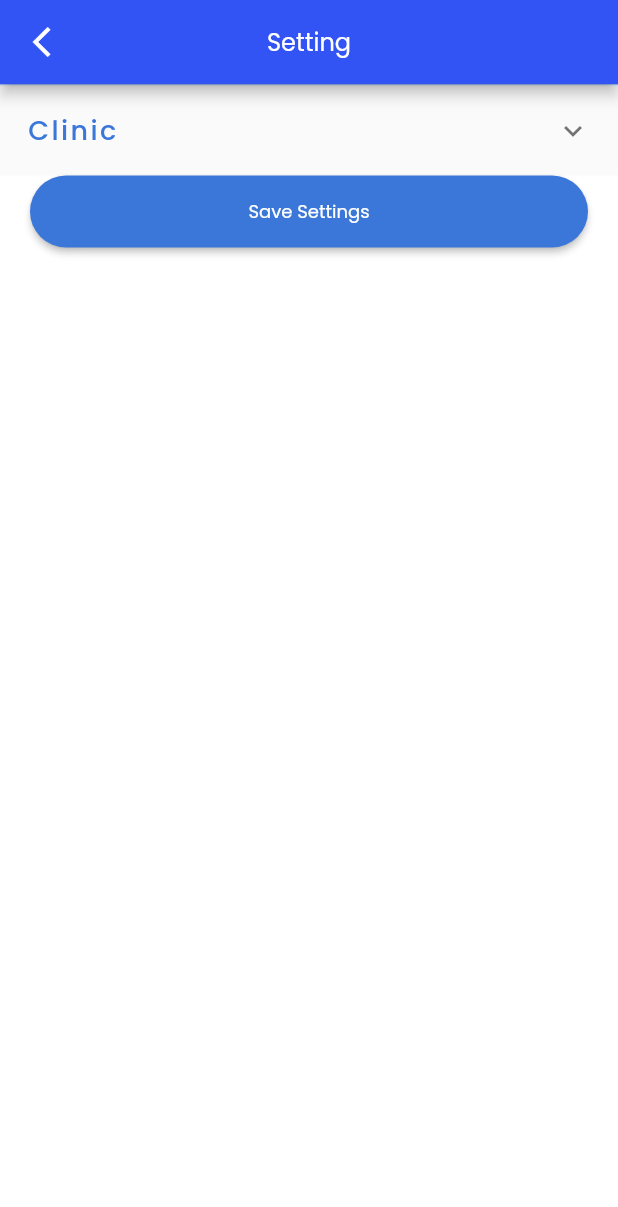
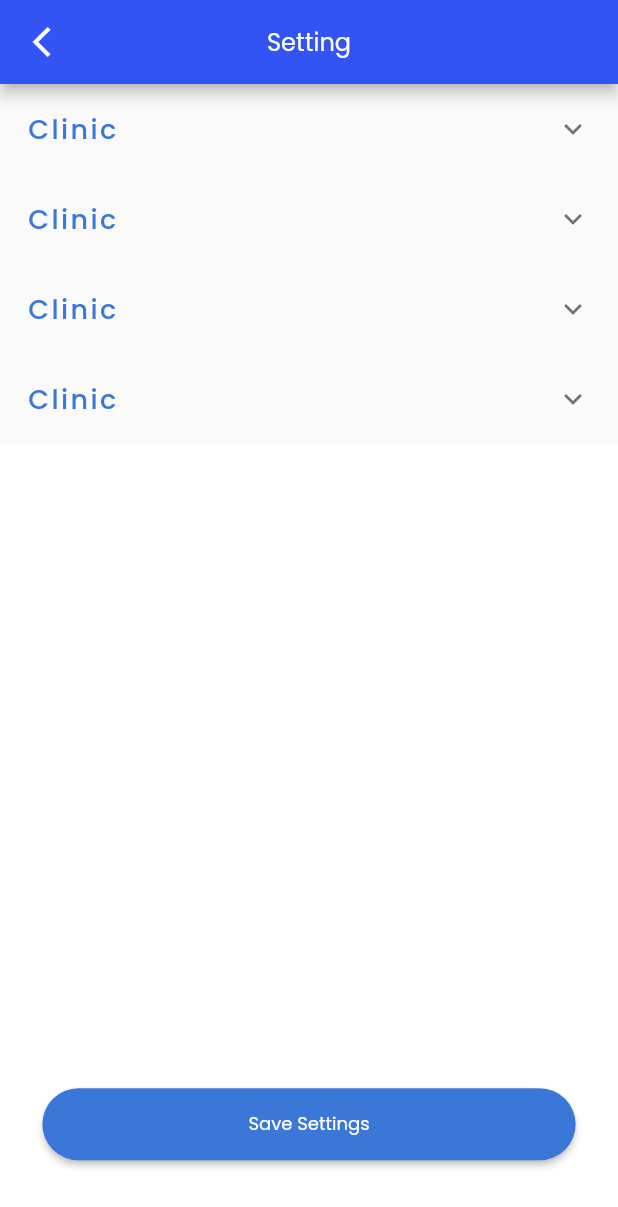
Before and after one commit to kosbaship/accura_kosba_task, a Flutter app: the DoctorSetting screen opened directly, on a phone screen of 412 x 824 dp. Shown: the top 1207 px of the screen. Run offline on Flutter 3.47's test engine with Material 2 defaults, Android fonts, the phone set to English and light mode, and no system bars; drawn by our look-alikes of expansion_tile_card; our stand-ins replace conditional_builder, dio, flutter_bloc, fluttertoast; network calls fail.

Commit message:
add day modified

```diff
--- a/lib/modules/doctor/doctor_setting.dart
+++ b/lib/modules/doctor/doctor_setting.dart
@@ -25,18 +25,18 @@ class DoctorSetting extends StatelessWidget {
                 condition: state is! DoctorSettingLoadingState,
                 builder: (context) {
                   return SingleChildScrollView(
-                    child: Column(
-                      children: [
-                        Container(
-                          decoration: BoxDecoration(
-                              border: Border(
-                            top: BorderSide(
-                              width: 1,
-                              color: kExpansionBorderColor,
-                            ),
-                          )),
-                          child: ExpansionTileCard(
-                            borderRadius: BorderRadius.all(Radius.circular(0)),
+                    child: SizedBox(
+                      height: MediaQuery.of(context).size.height - 90,
+                      child: Stack(
+                        alignment: Alignment.center,
+                        fit: StackFit.expand,
+                        children: <Widget>[
+                          ListView.builder(
+                              itemCount: 4,
+                              itemBuilder: (context, index) {
+                                return ExpansionTileCard(
+                                  borderRadius:
+                                      BorderRadius.all(Radius.circular(0)),
                                   finalPadding: EdgeInsets.zero,
                                   baseColor: kExpansionBGColor,
                                   expandedColor: kExpansionBGColor,
@@ -49,8 +49,8 @@ class DoctorSetting extends StatelessWidget {
                                     'Clinic',
                                     maxLines: 1,
                                     overflow: TextOverflow.ellipsis,
-                              style:
-                                  font18.copyWith(color: kExpansionTitleColor),
+                                    style: font18.copyWith(
+                                        color: kExpansionTitleColor),
                                   ),
                                   onExpansionChanged: (value) {},
                                   children: <Widget>[
@@ -65,7 +65,8 @@ class DoctorSetting extends StatelessWidget {
                                             color: kExpansionBorderColor,
                                           ))),
                                       child: Column(
-                                  crossAxisAlignment: CrossAxisAlignment.start,
+                                        crossAxisAlignment:
+                                            CrossAxisAlignment.start,
                                         children: [
                                           // edit
                                           BuildSwitchButtonRow(),
@@ -102,39 +103,72 @@ class DoctorSetting extends StatelessWidget {
                                           SizedBox(
                                             height: 16.0,
                                           ),
-                                    Row(
-                                      mainAxisAlignment:
-                                          MainAxisAlignment.spaceBetween,
+                                          RawMaterialButton(
+                                            elevation: 1,
+                                            onPressed: () {},
+                                            fillColor: kSecondaryColor,
+                                            splashColor: kMainColor,
+                                            child: Padding(
+                                              padding:
+                                                  const EdgeInsets.symmetric(
+                                                      vertical: 8.0,
+                                                      horizontal: 24),
+                                              child: Row(
+                                                mainAxisSize: MainAxisSize.min,
                                                 children: [
-                                        Row(
-                                          children: [
-                                            /// edit
-                                            drawCircleIcon(onTap: () {}),
-                                            InkWell(
-                                              /// edit
-                                              onTap: () {},
-                                              child: Text(
-                                                ' add day',
+                                                  SizedBox(
+                                                    width: 40,
+                                                    height: 40,
+                                                    child: Icon(
+                                                      Icons.add,
+                                                      color:
+                                                          kExpansionTitleColor,
+                                                      size: 40.0,
+                                                    ),
+                                                  ),
+                                                  SizedBox(
+                                                    width: 8,
+                                                  ),
+                                                  Text(
+                                                    'add day',
                                                     maxLines: 1,
-                                                overflow: TextOverflow.ellipsis,
+                                                    overflow:
+                                                        TextOverflow.ellipsis,
                                                     style: font14,
-                                              ),
                                                   ),
                                                 ],
                                               ),
-                                      ],
+                                            ),
+                                            shape: const StadiumBorder(),
+                                          ),
+                                          index == 3
+                                              ? SizedBox(
+                                                  height: 70.0,
+                                                )
+                                              : SizedBox(
+                                                  height: 0.0,
                                                 )
                                         ],
                                       ),
                                     ),
                                   ],
-                          ),
-                        ),
-                        buildSaveButton(
+                                );
+                              }),
+                          Visibility(
+                            visible: true,
+                            child: Positioned(
+                              bottom: MediaQuery.of(context).size.height * 0.02,
+                              left: MediaQuery.of(context).size.width * 0.02,
+                              right: MediaQuery.of(context).size.width * 0.02,
+                              child: buildSaveButton(
+
                                   /// edit
                                   onPressed: () {},
                                   title: 'Save Settings'),
+                            ),
+                          ),
                         ],
+                      ),
                     ),
                   );
                 },
--- a/lib/shared/styels.dart
+++ b/lib/shared/styels.dart
@@ -1,7 +1,7 @@
 import 'package:flutter/material.dart';
 import 'colors.dart';
 
-TextStyle font14 = TextStyle(
+TextStyle font14 =  TextStyle(
   fontSize: 14.0,
   color: kTitleDarkColor,
   fontFamily: 'Poppins-Medium',
```
Lines whose indentation alone changed are shown as unchanged.
